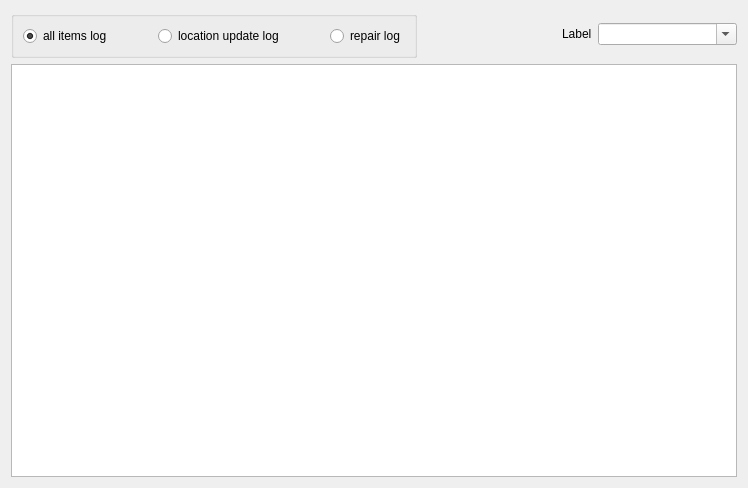
First picture: the form in GUI/uiFiles/Log.ui, repository aumanimationstudios/Grantha, before the edit.
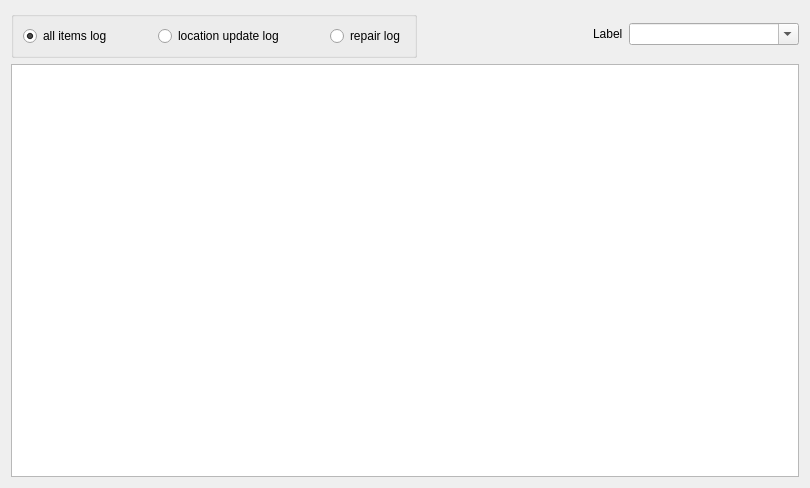
Second picture: the form after the edit.

```diff
--- a/GUI/uiFiles/Log.ui
+++ b/GUI/uiFiles/Log.ui
@@ -6,7 +6,7 @@
    <rect>
     <x>0</x>
     <y>0</y>
-    <width>748</width>
+    <width>810</width>
     <height>488</height>
    </rect>
   </property>
```
Left out of the diff: 9 changed lines with no effect on the pictures.
